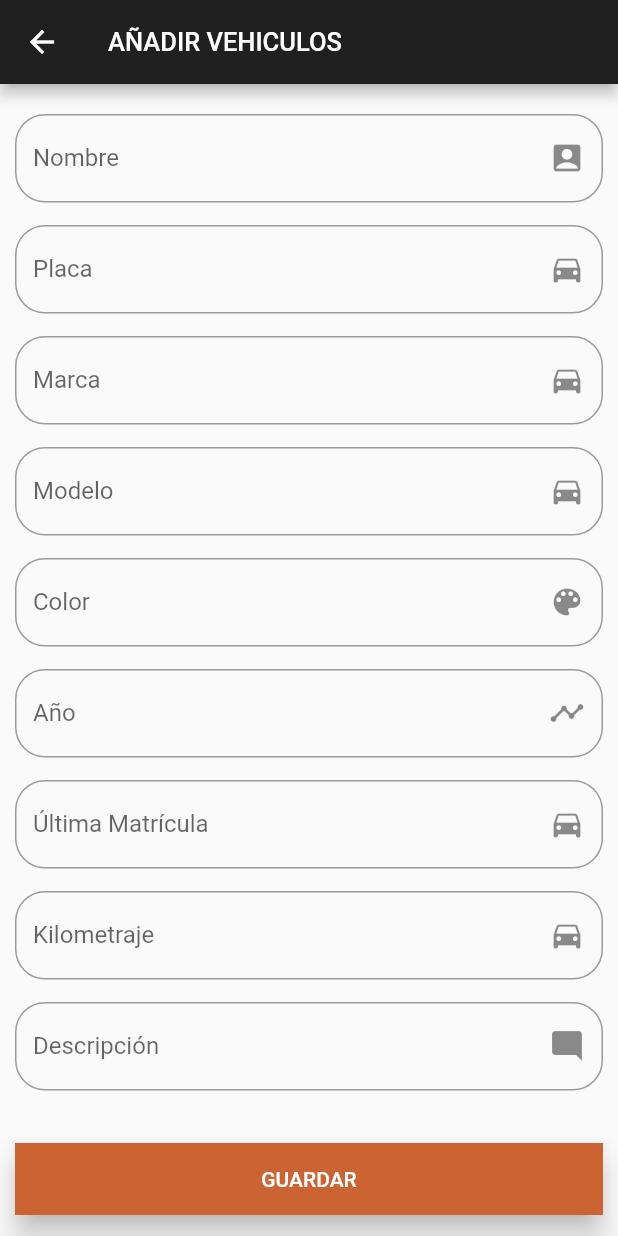
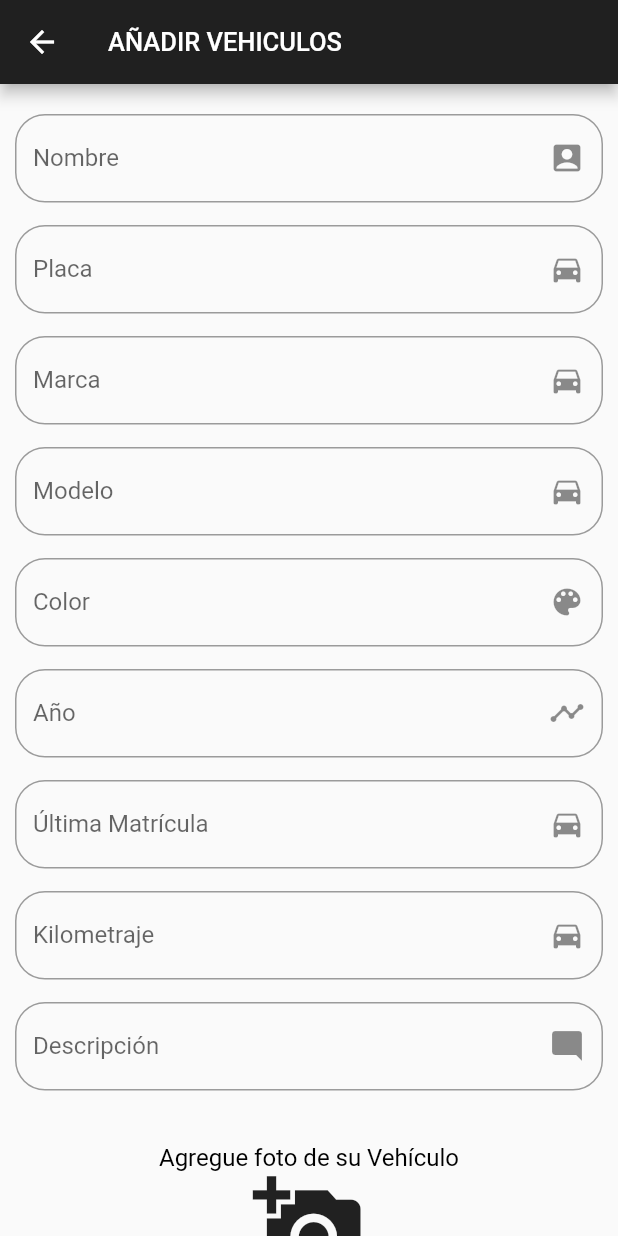
Before and after one commit to rxsh96/is2019-controlvehicular, a Flutter app: the AgregarVehiculoPage screen opened by its route, on a phone screen of 412 x 824 dp. Run offline on Flutter 3.47's test engine with Material 2 defaults, Android fonts, the phone set to English and light mode, and no system bars; our stand-ins replace flutter_secure_storage, image_picker; accounts and stored records are empty; project files that could hold a hidden picture were left out.

Commit message:
App : camara

```diff
--- a/care_app/lib/api/apiService.dart
+++ b/care_app/lib/api/apiService.dart
@@ -4,7 +4,7 @@ import 'dart:convert';
 
 class ApiService {
 
-  static final baseUrl = "http://192.168.0.152:8000/api/";
+  static final baseUrl = "http://192.168.100.178:8000/api/";
 
   static ApiService _instance = new ApiService.internal();
   ApiService.internal();
--- a/care_app/lib/api/loginRequest.dart
+++ b/care_app/lib/api/loginRequest.dart
@@ -9,7 +9,7 @@ import 'package:flutter_secure_storage/flutter_secure_storage.dart';
 Future<LoginModel> requestLoginAPI(
 
 BuildContext context, String email, String password) async {
-  final url = "http://192.168.0.152:8000/api/token/";
+  final url = "http://192.168.100.178:8000/api/token/";
   final storage = new FlutterSecureStorage();
 
   Map<String, String> body = {
--- a/care_app/lib/src/pages/agregarVehiculo_page.dart
+++ b/care_app/lib/src/pages/agregarVehiculo_page.dart
@@ -1,5 +1,7 @@
 import 'package:flutter/material.dart';
 import 'package:care_app/api/apiService.dart';
+import 'dart:io';
+import 'package:image_picker/image_picker.dart';
 
 class AgregarVehiculoPage extends StatefulWidget {
   AgregarVehiculoPage({Key key}) : super(key: key);
@@ -14,6 +16,16 @@ class _AgregarVehiculoPageState extends State<AgregarVehiculoPage> {
 //  String _marcaSeleccionada = 'Ford';
 
   final _formKey = GlobalKey<FormState>();
+
+  File _image;
+
+  Future getImage() async {
+    var image = await ImagePicker.pickImage(source: ImageSource.camera);
+
+    setState(() {
+      _image = image;
+    });
+  }
 
   final TextEditingController _nombreController = TextEditingController();
   final TextEditingController _placaController = TextEditingController();
@@ -32,7 +44,6 @@ class _AgregarVehiculoPageState extends State<AgregarVehiculoPage> {
 
   @override
   Widget build(BuildContext context) {
-
     final myCarForm = Form(
       key: _formKey,
       child: ListView(
@@ -45,17 +56,16 @@ class _AgregarVehiculoPageState extends State<AgregarVehiculoPage> {
           _crearInput(Icons.directions_car, 'Placa',
               'Ingrese su número de placa', _placaController),
           SizedBox(height: 15.0),
-          _crearInput(Icons.directions_car, 'Marca',
-              'Ingrese la marca', _marcaController),
+          _crearInput(Icons.directions_car, 'Marca', 'Ingrese la marca',
+              _marcaController),
           SizedBox(height: 15.0),
-          _crearInput(Icons.directions_car, 'Modelo',
-              'Ingrese el modelo', _modeloController),
+          _crearInput(Icons.directions_car, 'Modelo', 'Ingrese el modelo',
+              _modeloController),
           SizedBox(height: 15.0),
-          _crearInput(Icons.color_lens, 'Color',
-              'Ingrese el coolor', _colorController),
+          _crearInput(
+              Icons.color_lens, 'Color', 'Ingrese el coolor', _colorController),
           SizedBox(height: 15.0),
-          _crearInput(Icons.timeline, 'Año',
-              'Ingrese el año', _yearController),
+          _crearInput(Icons.timeline, 'Año', 'Ingrese el año', _yearController),
           SizedBox(height: 15.0),
           _crearInput(Icons.directions_car, 'Última Matrícula',
               'Ingrese su última matrícula', _ultimaMatController),
@@ -63,7 +73,40 @@ class _AgregarVehiculoPageState extends State<AgregarVehiculoPage> {
           _crearInput(Icons.directions_car, 'Kilometraje',
               'Ingrese el kilometraje actual', _kmController),
           SizedBox(height: 15.0),
-          _crearInput(Icons.mode_comment, 'Descripción', 'Ingrese una descripción', _descripcionController),
+          _crearInput(Icons.mode_comment, 'Descripción',
+              'Ingrese una descripción', _descripcionController),
+          SizedBox(height: 35.0),
+          Center(
+            child: _image == null
+                ? Text(
+                    'Agregue foto de su Vehículo',
+                    style: TextStyle(
+                      color: Colors.black,
+                      fontSize: 16.0,
+                    ),
+                  )
+                : Text('Foto de su Vehículo',
+                    style: TextStyle(
+                      color: Colors.black,
+                      fontSize: 16.0,
+                    )),
+          ),
+          Center(
+            child: RawMaterialButton(
+              child: Container(
+                  child: _image == null
+                      ? new Icon(
+                          Icons.add_a_photo,
+                          size: 75.0,
+                        )
+                      : new Image(
+                          image: new FileImage(_image),
+                          width: 250.0,
+                          height: 200.0,
+                        )),
+              onPressed: getImage,
+            ),
+          ),
           SizedBox(height: 35.0),
           Container(
             child: _submitVehiculo(),
@@ -166,7 +209,7 @@ class _AgregarVehiculoPageState extends State<AgregarVehiculoPage> {
 //No se como tomar un widget de otra clase .
 //Aquí podriamos reutilizar el widget CREAR FRANJA de Vehiculos_page
 
-  void registerVehicle(){
+  void registerVehicle() {
     if (_formKey.currentState.validate()) {
       Map<String, String> body = {
         "brand": _marcaController.text,
@@ -182,7 +225,6 @@ class _AgregarVehiculoPageState extends State<AgregarVehiculoPage> {
     }
   }
 
-
   Widget _submitVehiculo() {
     return BottomAppBar(
       color: Color.fromRGBO(203, 99, 51, 1),
@@ -193,7 +235,7 @@ class _AgregarVehiculoPageState extends State<AgregarVehiculoPage> {
             Navigator.pushNamed(context, '/vehiculos');
           }
           return;
-          },
+        },
         child: Text(
           "GUARDAR",
           textAlign: TextAlign.center,
```
